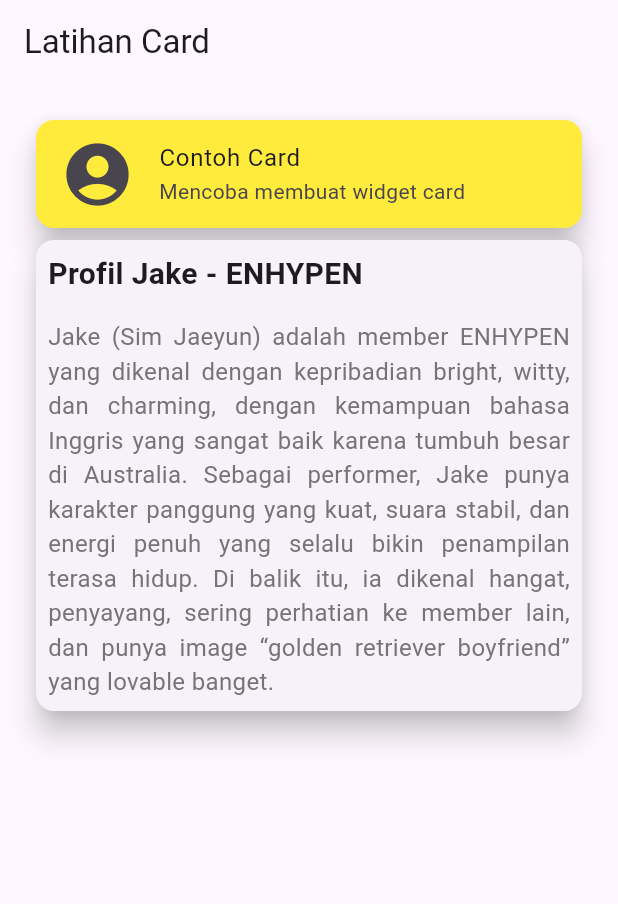
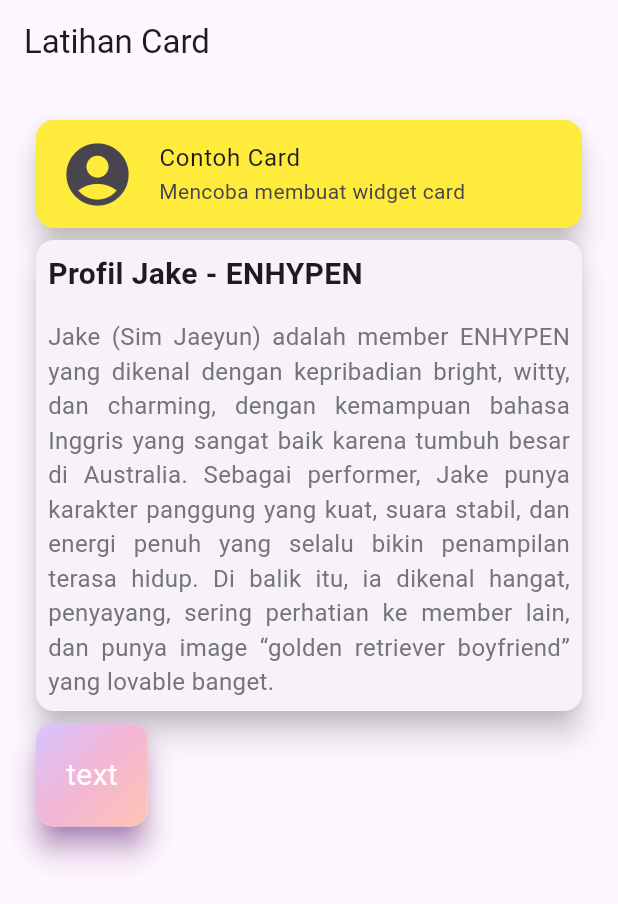
Before and after one commit to rismanitalst/8_widget_card, a Flutter app: the screen it shows after launch, on a phone screen of 412 x 824 dp. Shown: the top 904 px of the screen. Run offline on Flutter 3.47's test engine with Material 3 defaults, Android fonts, the phone set to English and light mode, and no system bars.

Commit message:
feat: tambah card 3 gradient kosong

```diff
--- a/lib/pages/page_card_01.dart
+++ b/lib/pages/page_card_01.dart
@@ -50,6 +50,35 @@ class MyCard01 extends StatelessWidget {
                   ],
                 ),
               ),
+              //ini card 3
+              Card(
+                elevation: 8,
+                shadowColor: Colors.purple,
+                clipBehavior: Clip.antiAlias, // biar gradient ikut rounded
+                child: Container(
+                  decoration: const BoxDecoration(
+                    gradient: LinearGradient(
+                      colors: [
+                        Color(0xFFD7C4FF),
+                        Color(0xFFF3B6D4),
+                        Color(0xFFFFC4B2)
+                      ],
+                      begin: Alignment.topLeft,
+                      end: Alignment.bottomRight,
+                    ),
+                  ),
+                  child: const Padding(
+                    padding: EdgeInsets.all(20.0),
+                    child: Text(
+                      "text",
+                      style: TextStyle(
+                        fontSize: 20.0,
+                        color: Colors.white,
+                      ),
+                    ),
+                  ),
+                ),
+              ),
             ]
           )
         )
```
